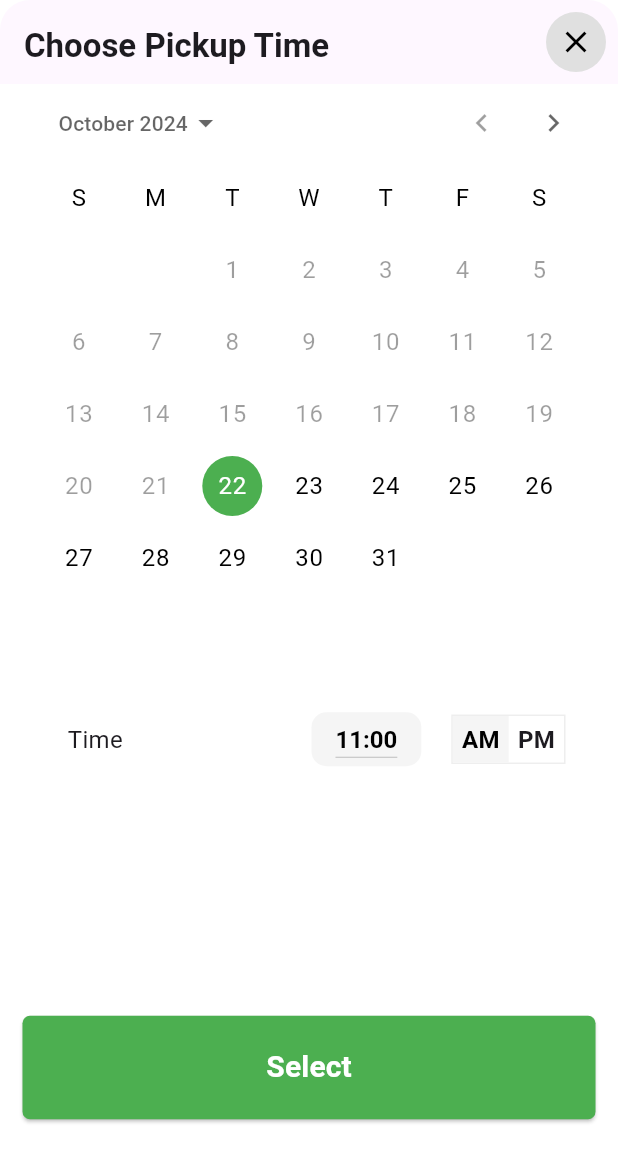
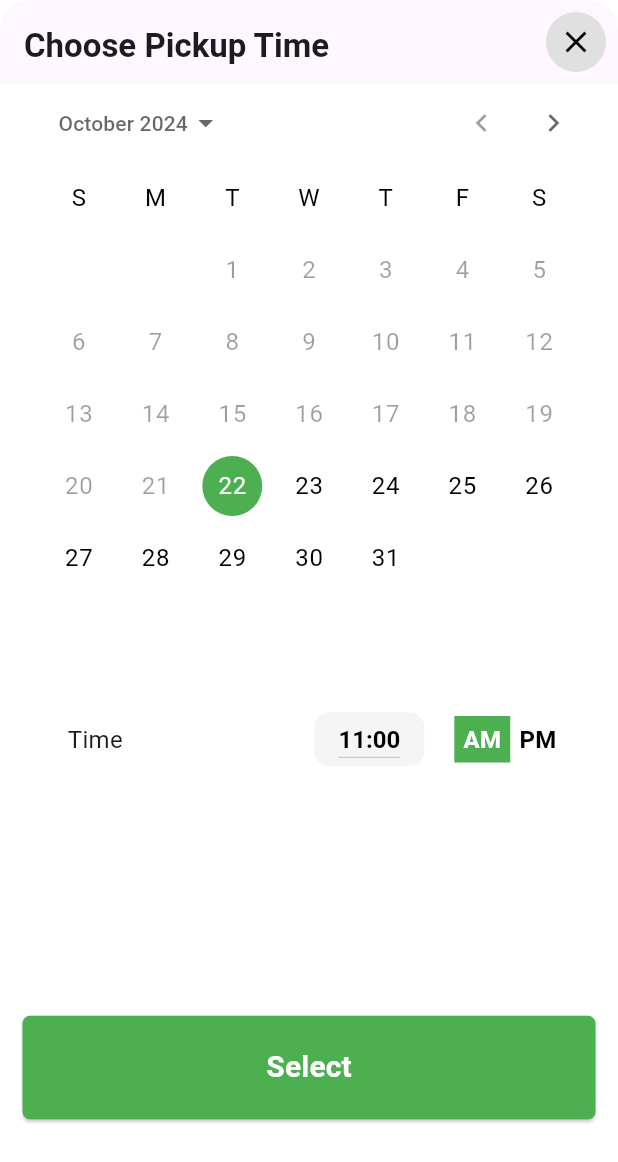
Before and after one commit to darylekarldevera/cubework-app, a Flutter app: the DatePickerWidget screen opened directly with empty values, on a phone screen of 412 x 824 dp. Shown: the top 1162 px of the screen. Run offline on Flutter 3.47's test engine with Material 3 defaults, Android fonts, the phone set to English and light mode, and no system bars; drawn by our look-alikes of dropdown_button2; our stand-ins replace cached_network_image, carousel_slider, geocoding, geolocator, google_maps_flutter, sliding_up_panel; missing offline and left inert: google_maps_flutter_android, google_maps_flutter_platform_interface; network calls fail.

Commit message:
Refactor DatePickerWidget meridiem indicator's background color

```diff
--- a/lib/shared/modal/date_picker_widget.dart
+++ b/lib/shared/modal/date_picker_widget.dart
@@ -157,6 +157,10 @@ class _DatePickerWidgetState extends State<DatePickerWidget> {
   Color isMeridiemIndicatorAvailable() {
     if (todayMeridiemIndicator == "PM") {
       return Colors.grey;
+    }
+
+    if (selectedMeridiemIndicator == "AM") {
+      return Colors.white;
     }
 
     return Colors.black;
@@ -326,11 +330,7 @@ class _DatePickerWidgetState extends State<DatePickerWidget> {
                             ),
                           ),
                         ),
-                        Container(
-                          decoration: BoxDecoration(
-                            border: Border.all(color: Colors.grey.shade200),
-                          ),
-                          child: Row(
+                        Row(
                           children: <Widget>[
                             GestureDetector(
                               onTap: () {
@@ -341,11 +341,12 @@ class _DatePickerWidgetState extends State<DatePickerWidget> {
                                     horizontal: 6, vertical: 4),
                                 color: selectedMeridiemIndicator != "AM"
                                     ? null
-                                      : Colors.grey.shade100,
+                                    : Colors.green,
                                 child: Text("AM",
                                     style: TextStyle(
                                         fontSize: 16,
-                                          fontWeight: FontWeight.bold, color: isMeridiemIndicatorAvailable())),
+                                        fontWeight: FontWeight.bold,
+                                        color: isMeridiemIndicatorAvailable())),
                               ),
                             ),
                             GestureDetector(
@@ -357,16 +358,15 @@ class _DatePickerWidgetState extends State<DatePickerWidget> {
                                     horizontal: 6, vertical: 4),
                                 color: selectedMeridiemIndicator != "PM"
                                     ? null
-                                      : Colors.grey.shade100,
-                                  child: const Text("PM",
+                                    : Colors.green,
+                                child: Text("PM",
                                     style: TextStyle(
                                         fontSize: 16,
-                                          fontWeight: FontWeight.bold)),
+                                        fontWeight: FontWeight.bold, color: selectedMeridiemIndicator == "PM" ? Colors.white : Colors.black)),
                               ),
                             ),
                           ],
                         ),
-                        )
                       ],
                     ),
                   ),
```
Lines whose indentation alone changed are shown as unchanged.
